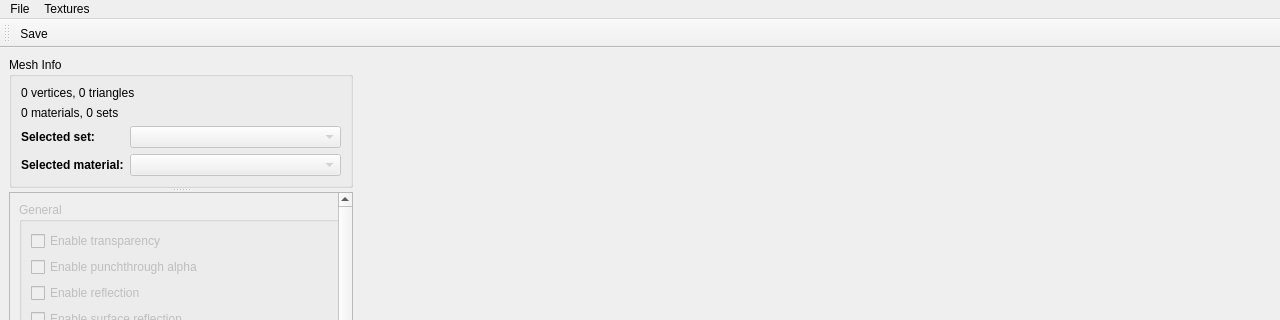
AxioDL/PrimeWorldEditor, file src/Editor/ModelEditor/CModelEditorWindow.ui: the form before one commit; both pictures show x 0 to 1280 and y 0 to 320 of the 1280 by 720 pixel window.
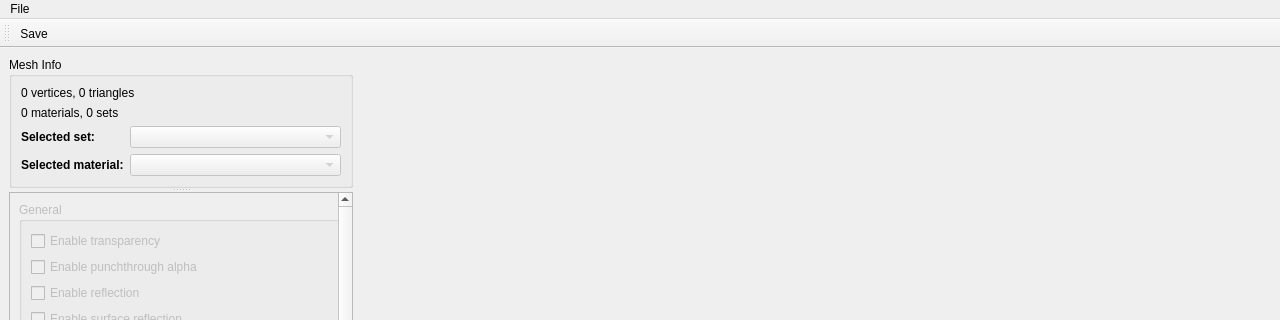
The form after the commit. Icons and pictures are not drawn. Custom widgets are drawn as their Qt base class.

Commit message: Rebase TextureImporting onto cmake branch

The edit to the form file:
```diff
--- a/src/Editor/ModelEditor/CModelEditorWindow.ui
+++ b/src/Editor/ModelEditor/CModelEditorWindow.ui
@@ -2407,7 +2407,7 @@
      <x>0</x>
      <y>0</y>
      <width>1280</width>
-     <height>21</height>
+     <height>20</height>
     </rect>
    </property>
    <widget class="QMenu" name="menuFile">
@@ -2415,17 +2415,8 @@
      <string>File</string>
     </property>
     <addaction name="ActionSave"/>
-    <addaction name="ActionImport"/>
-   </widget>
-   <widget class="QMenu" name="menuTextures">
-    <property name="title">
-     <string>Textures</string>
-    </property>
-    <addaction name="ActionConvertToDDS"/>
-    <addaction name="ActionConvertToTXTR"/>
    </widget>
    <addaction name="menuFile"/>
-   <addaction name="menuTextures"/>
   </widget>
   <action name="ActionSave">
    <property name="icon">
```
Left out of the diff: 6 changed lines with no effect on the pictures. The commit also changes 36 other files.
